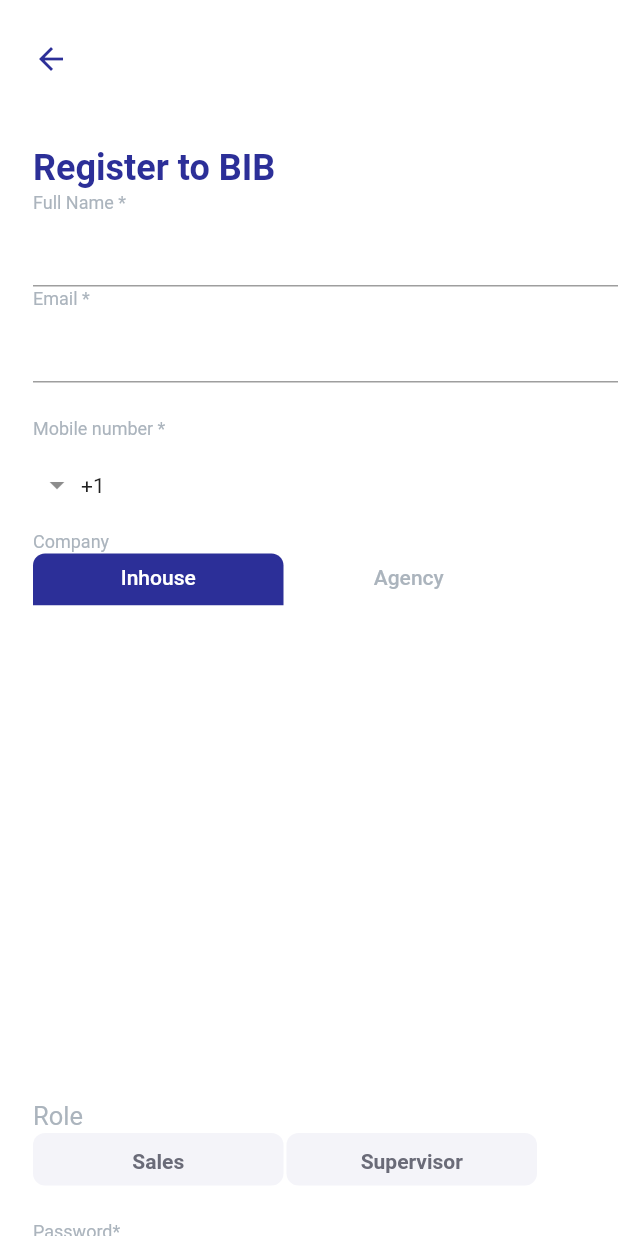
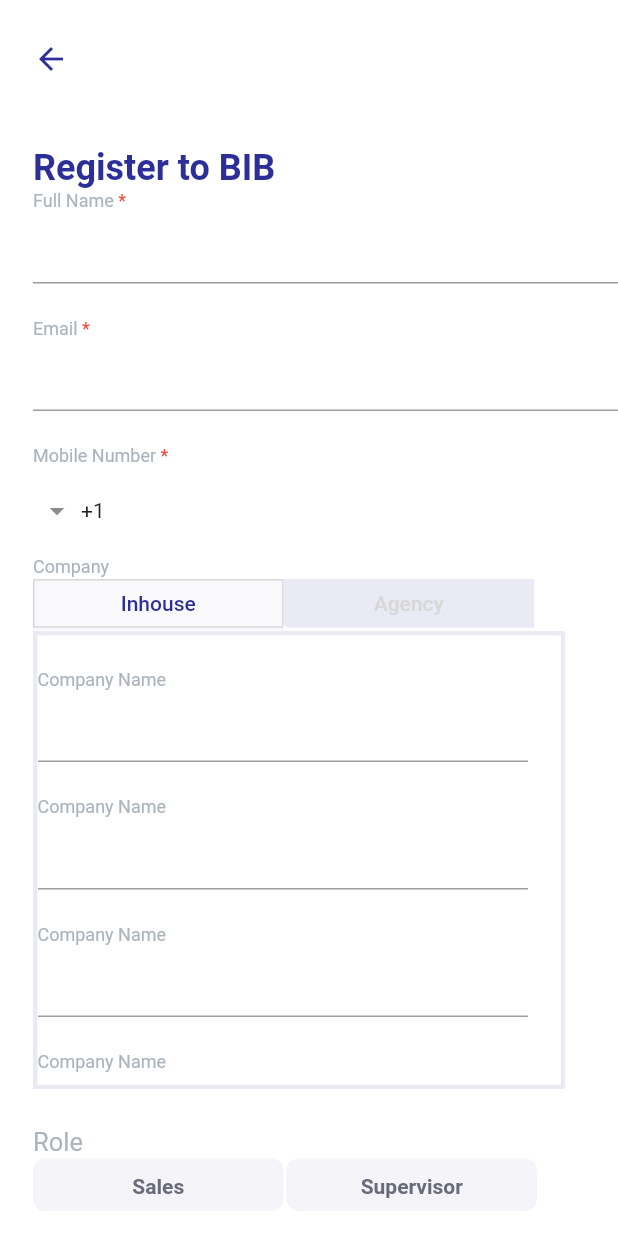
Before and after one commit to doanduccuong/Project-BIB, a Flutter app: the Register screen opened directly, on a phone screen of 412 x 824 dp. Run offline on Flutter 3.47's test engine with Material 2 defaults, Android fonts, the phone set to English and light mode, and no system bars; drawn by our look-alikes of intl_phone_field; our stand-ins replace bloc, cached_network_image, camera, card_swiper, dio, event_bus and 14 more; missing offline and left inert: bitsdojo_window, camera_web, darq, firebase_auth_web, firebase_core_web, firebase_messaging_web and 6 more; accounts and stored records are empty; generated files the repository leaves out were written again; Roboto replaces fonts that are missing (Poppins).

```diff
--- a/lib/configs/colors.dart
+++ b/lib/configs/colors.dart
@@ -13,4 +13,5 @@ class AppColors{
   static const Color unFocusOTPColor=Color(0xFFABB4BD);
   static const Color otpInputColor=Color(0xFF1D2029);
   static const Color innerBorder=Color(0xFFBFC0E0);
+  static const Color dPrimaryColor=Color(0xFFF9F9FC);
 }
--- a/lib/configs/images.dart
+++ b/lib/configs/images.dart
@@ -3,4 +3,5 @@ class AppImage{
   static const String fingerPrintImage="assets/images/finger_print.svg";
   static const String appLogoColorImage="assets/images/app_logo_color.svg";
   static const String group16Image="assets/images/group_16.svg";
+  static const String group220Image="assets/images/group_220.png";
 }
--- a/lib/features/authentication/views/register/information_field/inforation_field.dart
+++ b/lib/features/authentication/views/register/information_field/inforation_field.dart
@@ -1,6 +1,10 @@
 import 'package:base_flutter/components/text_normal.dart';
 import 'package:base_flutter/configs/colors.dart';
 import 'package:base_flutter/features/authentication/views/register/provider/register_provider.dart';
+import 'package:base_flutter/features/authentication/views/register/tab_view/agency_tab.dart';
+import 'package:base_flutter/features/authentication/views/register/tab_view/inhouse_tab.dart';
+import 'package:base_flutter/features/authentication/views/register/widget/required_title.dart';
+import 'package:base_flutter/features/send_otp/send_otp.dart';
 import 'package:base_flutter/widget/button.dart';
 
 import 'package:flutter/material.dart';
@@ -16,12 +20,21 @@ class InformationField extends StatefulWidget {
 
 class _InformationFieldState extends State<InformationField>
     with SingleTickerProviderStateMixin {
+  final _formKey = GlobalKey<FormState>();
+  int _selectedTab = 0;
   final String sales = 'Sales';
   final String supervisor = 'Supervisor';
   late TabController _tabController;
   @override
   void initState() {
     _tabController = TabController(length: 2, vsync: this);
+    _tabController.addListener(() {
+      if (!_tabController.indexIsChanging) {
+        setState(() {
+          _selectedTab = _tabController.index;
+        });
+      }
+    });
     // TODO: implement initState
     super.initState();
   }
@@ -39,34 +52,37 @@ class _InformationFieldState extends State<InformationField>
     return Column(
       children: [
         Form(
-          key: context.watch<RegisterProvider>().formKey,
+          key: _formKey,
           child: Column(
             crossAxisAlignment: CrossAxisAlignment.start,
             children: [
               // full name field
-              TextNormal(
-                title: 'Full Name *',
-                colors: AppColors.aPrimaryColor,
-                size: 12,
-              ),
+              RequiredTitle(title: 'Full Name'),
               TextFormField(
                 validator: (value) {
-                  context
-                      .read<RegisterProvider>()
-                      .checkValidateFullName(value!);
+
+                  if(value!.isNotEmpty){
+                    return null;
+
+                  }else return 'Error name';
                 },
                 decoration: InputDecoration(fillColor: Color(0xFF393A4A)),
                 controller:
                     context.watch<RegisterProvider>().fullNameController,
               ),
+              SizedBox(
+                height: 23,
+              ),
 
               //email field
-              TextNormal(
-                title: 'Email *',
-                colors: AppColors.aPrimaryColor,
-                size: 12,
-              ),
+              RequiredTitle(title: 'Email'),
               TextFormField(
+                validator: (value){
+                 if(value!.contains('@')&&value.contains('.com')){
+                   return null;
+                 }
+                 else return 'Error Email';
+                },
                 decoration: InputDecoration(
                   fillColor: Color(0xFF393A4A),
                 ),
@@ -75,14 +91,20 @@ class _InformationFieldState extends State<InformationField>
               SizedBox(
                 height: 23,
               ),
+
               //mobile number field
-              TextNormal(
-                title: 'Mobile number *',
-                colors: AppColors.aPrimaryColor,
-                size: 12,
-              ),
+              RequiredTitle(title: 'Mobile Number'),
               IntlPhoneField(
-                disableLengthCheck: true,
+                autovalidateMode: AutovalidateMode.onUserInteraction,
+                controller: context.watch<RegisterProvider>().mobileNumberController,
+                validator: (value){
+                  if(value!.length!=10){
+                    return 'Error mobile number';
+                  }
+                  else return null;
+                },
+
+                 disableLengthCheck: true,
                 showCountryFlag: false,
                 decoration: InputDecoration(
                   border: OutlineInputBorder(
@@ -104,48 +126,33 @@ class _InformationFieldState extends State<InformationField>
                 width: 334,
                 height: 34.52,
                 child: TabBar(
-                  unselectedLabelColor: AppColors.aPrimaryColor,
-                  indicator: BoxDecoration(
-                      borderRadius: BorderRadius.only(
-                        topLeft: Radius.circular(8),
-                        topRight: Radius.circular(8),
-                      ),
-                      color: AppColors.startGradient),
+                  unselectedLabelColor: AppColors.bPrimaryColor,
+                  labelColor: AppColors.startGradient,
+                  indicatorColor: AppColors.dPrimaryColor,
                   controller: _tabController,
+                  labelPadding: const EdgeInsets.all(0.0),
                   tabs: [
-                    Tab(
-                      text: 'Inhouse',
+                    _getTab(
+                      0,
+                      Text('Inhouse'),
                     ),
-
-                    // second tab [you can add an icon using the icon property]
-                    Tab(
-                      text: 'Agency',
+                    _getTab(
+                      1,
+                      Text('Agency'),
                     ),
                   ],
                 ),
               ),
               Container(
+                padding: EdgeInsets.only(
+                  right: 20,
+                ),
                 height: 305.75,
-                child: TabBarView(controller: _tabController, children: [
-                  Container(
-                    child: ListView.builder(itemBuilder: (context, index) {
-                      return Container(
-                        height: 47.5,
-                        width: 295.5,
-                        child: Column(
-                          children: [
-                            Column(
-                              children: [],
-                            )
-                          ],
-                        ),
-                      );
-                    }),
-                    height: 305.75,
-                    width: 334,
-                  ),
-                  Icon(Icons.height)
-                ]),
+                width: MediaQuery.of(context).size.width * 0.91,
+                child: TabBarView(
+                  controller: _tabController,
+                  children: [InHouseTab(), AgencyTab()],
+                ),
               ),
 
               SizedBox(
@@ -200,13 +207,18 @@ class _InformationFieldState extends State<InformationField>
                 height: 23,
               ),
               // password field
-              TextNormal(
-                title: 'Password*',
-                colors: AppColors.aPrimaryColor,
-                size: 12,
-              ),
+              RequiredTitle(title: 'Password'),
               TextFormField(
-                decoration: InputDecoration(fillColor: Color(0xFF393A4A)),
+                validator: (value){
+                  if (value == '') {
+                    return 'Error new password';
+                  } else {
+                    return null;
+                  }
+                },
+                decoration: InputDecoration(
+                  fillColor: Color(0xFF393A4A),
+                ),
                 controller:
                     context.watch<RegisterProvider>().passwordController,
               ),
@@ -214,12 +226,18 @@ class _InformationFieldState extends State<InformationField>
               //company field
 
               //confirm password field
-              TextNormal(
-                title: 'Confirm password *',
-                colors: AppColors.aPrimaryColor,
-                size: 12,
-              ),
+              RequiredTitle(title: 'Confirm password'),
               TextFormField(
+                validator: (value){
+                  if (context.read<RegisterProvider>().isTheSame ==
+                      false) {
+                    return 'Confirm password is not match';
+                  }
+                  if (value == '') {
+                    return 'Error confirm password';
+                  }
+                  return null;
+                },
                 decoration: InputDecoration(fillColor: Color(0xFF393A4A)),
                 controller:
                     context.watch<RegisterProvider>().confirmPasswordController,
@@ -228,15 +246,65 @@ class _InformationFieldState extends State<InformationField>
                 height: 37,
               ),
               Button(
+                callBack: (){
+                  context.read<RegisterProvider>().checkTheSame();
+                  _onSubmitForm();
+                },
                 title: 'Register',
                 backGroundColor: AppColors.startGradient,
                 textColor: AppColors.textColor,
               ),
-              SizedBox(height: 61,)
+              SizedBox(
+                height: 61,
+              )
             ],
           ),
         )
       ],
     );
   }
+
+  _getTab(index, child) {
+    return Tab(
+      child: SizedBox.expand(
+        child: Container(
+          alignment: Alignment.center,
+          child: child,
+          decoration: BoxDecoration(
+              color: (_selectedTab == index
+                  ? AppColors.dPrimaryColor
+                  : AppColors.fillColor),
+              borderRadius: _generateBorderRadius(index),
+              border: _selectedTab == index
+                  ? Border.all(color: AppColors.bPrimaryColor)
+                  : null),
+        ),
+      ),
+    );
+  }
+
+  _generateBorderRadius(index) {
+    if ((index + 1) == _selectedTab)
+      return BorderRadius.only(
+        topLeft: Radius.circular(4.0),
+        topRight: Radius.circular(4.0),
+      );
+    else if ((index - 1) == _selectedTab)
+      return BorderRadius.only(bottomLeft: Radius.circular(4.0));
+    else
+      return BorderRadius.zero;
+  }
+  void _onSubmitForm() {
+    final isValid = _formKey.currentState?.validate();
+    FocusScope.of(context).unfocus();
+    if (isValid == true) {
+      _formKey.currentState?.save();
+      Navigator.of(context).push(
+        MaterialPageRoute(
+          builder: (context) => SendOTP(),
+        ),
+      );
+    }
+  }
+
 }
--- a/lib/features/authentication/views/register/register.dart
+++ b/lib/features/authentication/views/register/register.dart
@@ -2,18 +2,10 @@ import 'package:base_flutter/components/text_bold.dart';
 import 'package:base_flutter/configs/colors.dart';
 import 'package:base_flutter/features/authentication/views/register/information_field/inforation_field.dart';
 import 'package:base_flutter/features/home/home_page.dart';
-import 'package:base_flutter/widget/navigator_back_arrrow.dart';
 import 'package:flutter/material.dart';
 
-class Register extends StatefulWidget {
-  @override
-  State<StatefulWidget> createState() {
-    return new _RegisterState();
-  }
-}
+class Register extends StatelessWidget {
 
-class _RegisterState extends State<Register> {
-  // final _formKey = GlobalKey<FormState>();
   @override
   Widget build(BuildContext context) {
     // AppTheme theme = Provider.of(context);
--- /dev/null
+++ b/lib/features/authentication/views/register/tab_view/inhouse_tab.dart
@@ -0,0 +1,37 @@
+import 'package:base_flutter/configs/colors.dart';
+import 'package:base_flutter/features/authentication/views/register/provider/register_provider.dart';
+import 'package:base_flutter/features/authentication/views/register/widget/required_title.dart';
+import 'package:flutter/material.dart';
+import 'package:provider/src/provider.dart';
+class InHouseTab extends StatelessWidget {
+  const InHouseTab({Key? key}) : super(key: key);
+
+  @override
+  Widget build(BuildContext context) {
+    return Container(
+      padding: EdgeInsets.only(right: 22),
+      decoration: BoxDecoration(
+        border: Border.all(color: AppColors.fillColor,width: 3),
+      ),
+      child: ListView.builder(
+          itemCount: 5,
+          itemBuilder: (context,index){
+            return Container(
+
+              height: 85,
+              width: 275,
+              child: Column(
+                crossAxisAlignment: CrossAxisAlignment.start,
+                children: [
+                  SizedBox(height: 22.5,),
+                  RequiredTitle(title: 'Company Name',isRequired: false,),
+                  TextFormField(
+                    controller: context.watch<RegisterProvider>().companyController,
+                  )
+                ],
+              ),
+            );
+          }),
+    );
+  }
+}
--- /dev/null
+++ b/lib/features/authentication/views/register/widget/required_title.dart
@@ -0,0 +1,30 @@
+import 'package:base_flutter/configs/colors.dart';
+import 'package:flutter/material.dart';
+
+class RequiredTitle extends StatelessWidget {
+  String title;
+  bool? isRequired;
+  RequiredTitle({Key? key, required this.title,this.isRequired=true}) : super(key: key);
+
+  @override
+  Widget build(BuildContext context) {
+    return RichText(
+      text: TextSpan(
+        // Note: Styles for TextSpans must be explicitly defined.
+        // Child text spans will inherit styles from parent
+        style:  TextStyle(
+          fontSize: 12,
+          color: AppColors.aPrimaryColor,
+          fontWeight: FontWeight.w400,
+        ),
+        children: <TextSpan>[
+          TextSpan(text: title),
+          isRequired==true?TextSpan(
+            text: ' *',
+            style: TextStyle( color: Colors.red),
+          ):TextSpan(text: ''),
+        ],
+      ),
+    );
+  }
+}
```
Also changed, not shown: lib/features/authentication/views/forgot_password/otp_handler/ottp_handler.dart (+9 -1 lines), lib/features/authentication/views/register/provider/register_provider.dart (+45 -9 lines), lib/features/authentication/views/register/tab_view/agency_tab.dart (added, +40 -0 lines), lib/features/send_otp/send_otp.dart (added, +72 -0 lines), lib/features/success_page/success_page.dart (added, +40 -0 lines), assets/images/group_220.png (added), 1 other file.
